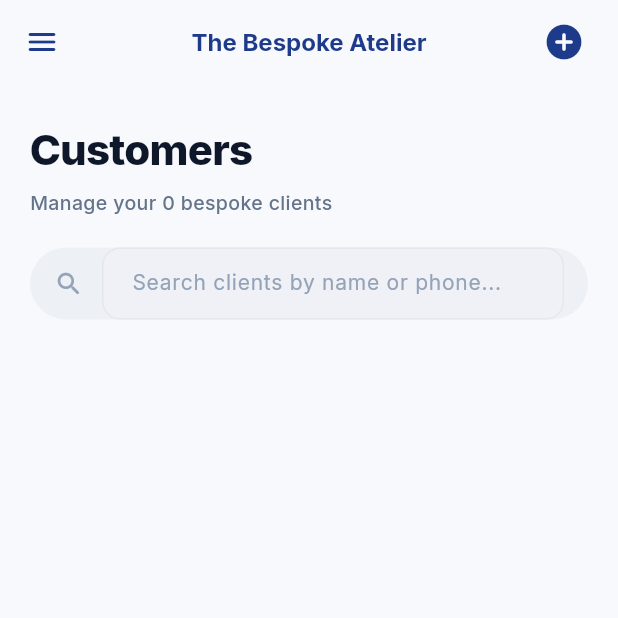
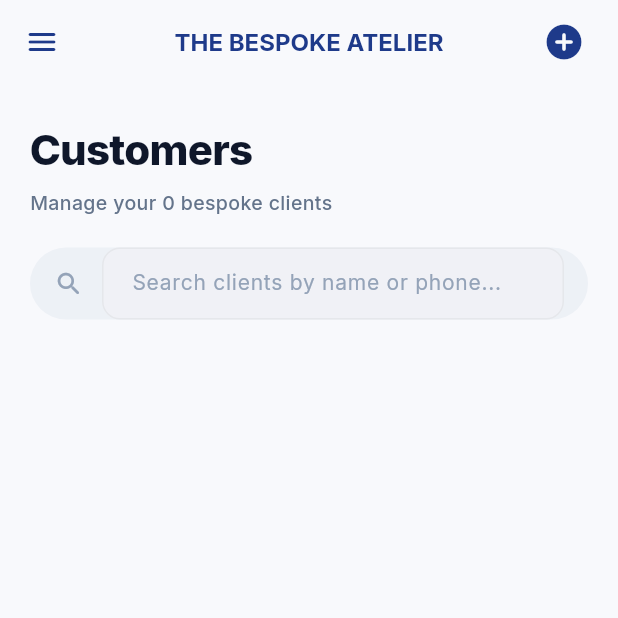
Before and after one commit to sharad8855/clothes, a Flutter app: the CustomersScreen screen opened directly, on a phone screen of 412 x 824 dp, the top half of it. Run offline on Flutter 3.47's test engine with Material 3 defaults, Android fonts, the phone set to English and light mode, and no system bars; our stand-ins replace flutter_secure_storage, google_fonts, shared_preferences; accounts and stored records are empty; network calls fail.

Commit message:
worked on customer screen add trasnaltion

```diff
--- a/lib/languages/english_language.dart
+++ b/lib/languages/english_language.dart
@@ -92,4 +92,16 @@ const Map<String, String> englishStrings = {
   'edit_details': 'Edit Details',
   'cancel_button': 'Cancel',
   'confirm_profile': 'Confirm Profile',
+
+  // ── Customers Screen ──
+  'customers_title': 'Customers',
+  'manage_bespoke_clients': 'Manage your {count} bespoke clients',
+  'search_clients_hint': 'Search clients by name or phone...',
+  'no_more_customers': 'No more customers',
+  'bill_prefix': 'BILL',
+  'status_label': 'STATUS',
+  'no_email_provided': 'No email provided',
+  'view_profile': 'View Profile',
+  'bill_no_label': 'Bill No',
+  'generate_ai_style_profile': 'Generate AI Style Profile',
 };
--- a/lib/languages/hindi_language.dart
+++ b/lib/languages/hindi_language.dart
@@ -92,4 +92,16 @@ const Map<String, String> hindiStrings = {
   'edit_details': 'विवरण संपादित करें',
   'cancel_button': 'रद्द करें',
   'confirm_profile': 'प्रोफ़ाइल की पुष्टि करें',
+
+  // ── Customers Screen ──
+  'customers_title': 'ग्राहक',
+  'manage_bespoke_clients': 'अपने {count} बिस्पोक ग्राहकों का प्रबंधन करें',
+  'search_clients_hint': 'नाम या फ़ोन से ग्राहक खोजें...',
+  'no_more_customers': 'और कोई ग्राहक नहीं',
+  'bill_prefix': 'बिल',
+  'status_label': 'स्थिति',
+  'no_email_provided': 'ईमेल उपलब्ध नहीं',
+  'view_profile': 'प्रोफ़ाइल देखें',
+  'bill_no_label': 'बिल नं.',
+  'generate_ai_style_profile': 'एआई स्टाइल प्रोफ़ाइल बनाएं',
 };
--- a/lib/languages/marathi_language.dart
+++ b/lib/languages/marathi_language.dart
@@ -92,4 +92,16 @@ const Map<String, String> marathiStrings = {
   'edit_details': 'तपशील संपादित करा',
   'cancel_button': 'रद्द करा',
   'confirm_profile': 'प्रोफाइलची पुष्टी करा',
+
+  // ── Customers Screen ──
+  'customers_title': 'ग्राहक',
+  'manage_bespoke_clients': 'तुमच्या {count} बिस्पोक ग्राहकांचे व्यवस्थापन करा',
+  'search_clients_hint': 'नाव किंवा फोनद्वारे ग्राहक शोधा...',
+  'no_more_customers': 'आणखी ग्राहक नाहीत',
+  'bill_prefix': 'बिल',
+  'status_label': 'स्थिती',
+  'no_email_provided': 'ईमेल उपलब्ध नाही',
+  'view_profile': 'प्रोफाइल पहा',
+  'bill_no_label': 'बिल क्र.',
+  'generate_ai_style_profile': 'एआय स्टाइल प्रोफाइल तयार करा',
 };
--- a/lib/screens/customers/customers_screen.dart
+++ b/lib/screens/customers/customers_screen.dart
@@ -6,6 +6,7 @@ import '../shell/widgets/app_drawer.dart';
 import '../../providers/clients_provider.dart';
 import '../../models/customer_list_response.dart';
 import '../customer/add_customer_screen.dart';
+import '../../utils/localization/localization_extension.dart';
 
 class CustomersScreen extends StatefulWidget {
   const CustomersScreen({super.key});
@@ -91,7 +92,7 @@ class _CustomersScreenState extends State<CustomersScreen> {
                         : provider.hasMore
                             ? const SizedBox.shrink()
                             : Text(
-                                'No more customers',
+                                context.noMoreCustomers,
                                 style: GoogleFonts.inter(
                                   fontSize: 12,
                                   color: const Color(0xFF64748B),
@@ -120,7 +121,7 @@ class _CustomersScreenState extends State<CustomersScreen> {
       ),
       centerTitle: true,
       title: Text(
-        'The Bespoke Atelier',
+        context.bespokeAtelier,
         style: GoogleFonts.inter(
           fontSize: 16,
           fontWeight: FontWeight.w700,
@@ -149,7 +150,7 @@ class _CustomersScreenState extends State<CustomersScreen> {
       crossAxisAlignment: CrossAxisAlignment.start,
       children: [
         Text(
-          'Customers',
+          context.customersTitle,
           style: GoogleFonts.inter(
             fontSize: 28,
             fontWeight: FontWeight.w800,
@@ -159,7 +160,7 @@ class _CustomersScreenState extends State<CustomersScreen> {
         ),
         const SizedBox(height: 6),
         Text(
-          'Manage your $totalCount bespoke clients',
+          context.manageBespokeClients.replaceAll('{count}', '$totalCount'),
           style: GoogleFonts.inter(
             fontSize: 13,
             fontWeight: FontWeight.w500,
@@ -191,7 +192,7 @@ class _CustomersScreenState extends State<CustomersScreen> {
                 color: const Color(0xFF1E293B),
               ),
               decoration: InputDecoration(
-                hintText: 'Search clients by name or phone...',
+                hintText: context.searchClientsHint,
                 border: InputBorder.none,
                 isDense: true,
                 hintStyle: GoogleFonts.inter(
@@ -278,7 +279,7 @@ class _CustomersScreenState extends State<CustomersScreen> {
                                 borderRadius: BorderRadius.circular(12),
                               ),
                               child: Text(
-                                'BILL: ${customer.billNumber}',
+                                '${context.billPrefix}: ${customer.billNumber}',
                                 style: GoogleFonts.inter(
                                   fontSize: 7,
                                   fontWeight: FontWeight.w800,
@@ -311,7 +312,7 @@ class _CustomersScreenState extends State<CustomersScreen> {
                   crossAxisAlignment: CrossAxisAlignment.start,
                   children: [
                     Text(
-                      'STATUS',
+                      context.statusLabel,
                       style: GoogleFonts.inter(
                         fontSize: 9,
                         fontWeight: FontWeight.w700,
@@ -320,7 +321,7 @@ class _CustomersScreenState extends State<CustomersScreen> {
                     ),
                     const SizedBox(height: 4),
                     Text(
-                      customer.email ?? 'No email provided',
+                      customer.email ?? context.noEmailProvided,
                       style: GoogleFonts.inter(
                         fontSize: 12,
                         fontWeight: FontWeight.w600,
@@ -332,7 +333,7 @@ class _CustomersScreenState extends State<CustomersScreen> {
                 Row(
                   children: [
                     Text(
-                      'View Profile',
+                      context.viewProfile,
                       style: GoogleFonts.inter(
                         fontSize: 12,
                         fontWeight: FontWeight.w700,
@@ -459,9 +460,9 @@ class _CustomersScreenState extends State<CustomersScreen> {
                     ),
                     child: Column(
                       children: [
-                        _buildDetailRow('Email', customer.email ?? 'N/A'),
+                        _buildDetailRow(context.emailLabel, customer.email ?? 'N/A'),
                         const Divider(height: 24),
-                        _buildDetailRow('Bill No', customer.billNumber ?? 'N/A'),
+                        _buildDetailRow(context.billNoLabel, customer.billNumber ?? 'N/A'),
                       ],
                     ),
                   ),
@@ -481,7 +482,7 @@ class _CustomersScreenState extends State<CustomersScreen> {
                       ),
                       icon: const Icon(Icons.auto_awesome_rounded, size: 20),
                       label: Text(
-                        'Generate AI Style Profile',
+                        context.generateAiStyleProfile,
                         style: GoogleFonts.inter(
                           fontSize: 14,
                           fontWeight: FontWeight.w700,
--- a/lib/utils/localization/app_localizations.dart
+++ b/lib/utils/localization/app_localizations.dart
@@ -690,6 +690,18 @@ class AppLocalizations {
   String get editDetails => translate('edit_details');
   String get cancelButton => translate('cancel_button');
   String get confirmProfile => translate('confirm_profile');
+
+  // ── Customers Screen ──
+  String get customersTitle => translate('customers_title');
+  String get manageBespokeClients => translate('manage_bespoke_clients');
+  String get searchClientsHint => translate('search_clients_hint');
+  String get noMoreCustomers => translate('no_more_customers');
+  String get billPrefix => translate('bill_prefix');
+  String get statusLabel => translate('status_label');
+  String get noEmailProvided => translate('no_email_provided');
+  String get viewProfile => translate('view_profile');
+  String get billNoLabel => translate('bill_no_label');
+  String get generateAiStyleProfile => translate('generate_ai_style_profile');
 }
 
 class _AppLocalizationsDelegate
```
Also changed, not shown: lib/utils/localization/localization_extension.dart (+12 -0 lines).
